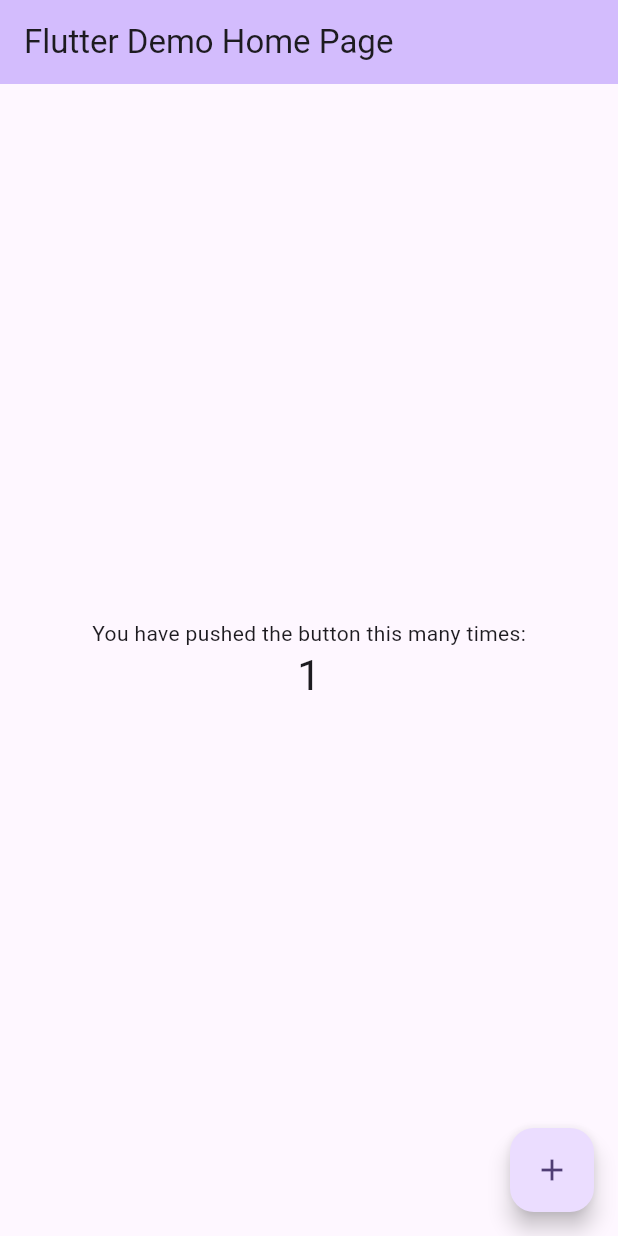
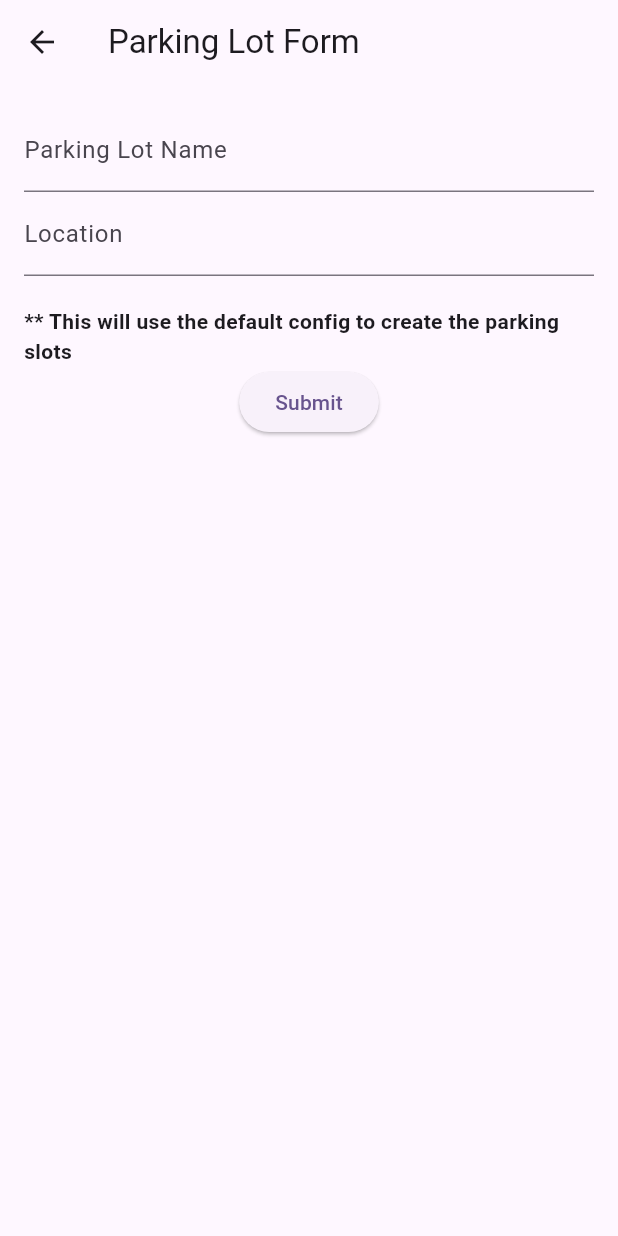
Before and after one commit to sky1095/parking_lot, a Flutter app: the screen it shows after launch, after a tap on the "add" icon, on a phone screen of 412 x 824 dp. Run offline on Flutter 3.47's test engine with Material 2 defaults, Android fonts, the phone set to English and light mode, and no system bars.

Commit message:
feat: added dashboard to show the available parking slots;  added onboarding page and its respective integration in dashboard

```diff
--- /dev/null
+++ b/lib/dashboard.dart
@@ -0,0 +1,65 @@
+import 'package:flutter/material.dart';
+import 'package:parking_system/parking_lot_test_db.dart';
+
+import 'features/onboarding/ui/helper/onboarding_dialog.dart';
+
+class Dashboard extends StatefulWidget {
+  const Dashboard({super.key});
+
+  @override
+  State<Dashboard> createState() => _DashboardState();
+}
+
+class _DashboardState extends State<Dashboard> {
+  void _addLot() {
+    OnboardingDialog.showOnboardingDialog(context);
+    setState(() {});
+  }
+
+  @override
+  Widget build(BuildContext context) {
+    return Scaffold(
+      appBar: AppBar(
+        title: const Text('Parking lots'),
+        backgroundColor: Theme.of(context).colorScheme.inversePrimary,
+        centerTitle: true,
+      ),
+      body: SingleChildScrollView(
+        child: Padding(
+          padding: EdgeInsets.only(
+            top: 8.0,
+            bottom: MediaQuery.of(context).padding.bottom,
+            right: 8.0,
+            left: 8.0,
+          ),
+          child: Wrap(
+            spacing: 18,
+            runSpacing: 16,
+            children: [
+              for (final item in ParkinglotDb.parkinglots)
+                Container(
+                  height: 60,
+                  width: 60,
+                  decoration: BoxDecoration(
+                    border: Border.all(),
+                    borderRadius: BorderRadius.circular(8),
+                  ),
+                  child: Column(
+                    children: [
+                      Text(item.name),
+                      const Icon(Icons.local_parking_rounded),
+                    ],
+                  ),
+                )
+            ],
+          ),
+        ),
+      ),
+      floatingActionButton: FloatingActionButton(
+        onPressed: _addLot,
+        tooltip: 'Add Parking lot',
+        child: const Icon(Icons.add),
+      ),
+    );
+  }
+}
--- /dev/null
+++ b/lib/features/onboarding/domain/onboarding_entity.dart
@@ -0,0 +1,161 @@
+import 'dart:convert';
+
+enum ParkingSlotSizeType { small, medium, large }
+
+class OnboardingEntity {
+  final String id;
+  final String name;
+  final String location;
+  final List<Floor> floors;
+
+  OnboardingEntity({
+    required this.id,
+    required this.name,
+    required this.location,
+    required this.floors,
+  });
+
+  OnboardingEntity copyWith({
+    String? id,
+    String? name,
+    String? location,
+    List<Floor>? floors,
+  }) {
+    return OnboardingEntity(
+      id: id ?? this.id,
+      name: name ?? this.name,
+      location: location ?? this.location,
+      floors: floors ?? this.floors,
+    );
+  }
+
+  Map<String, dynamic> toMap() {
+    return <String, dynamic>{
+      'id': id,
+      'name': name,
+      'location': location,
+      'floors': floors.map((x) => x.toMap()).toList(),
+    };
+  }
+
+  factory OnboardingEntity.fromMap(Map<String, dynamic> map) {
+    return OnboardingEntity(
+      id: map['id'] as String,
+      name: map['name'] as String,
+      location: map['location'] as String,
+      floors: List<Floor>.from(
+        (map['floors'] as List<int>).map<Floor>(
+          (x) => Floor.fromMap(x as Map<String, dynamic>),
+        ),
+      ),
+    );
+  }
+
+  String toJson() => json.encode(toMap());
+
+  factory OnboardingEntity.fromJson(String source) =>
+      OnboardingEntity.fromMap(json.decode(source) as Map<String, dynamic>);
+
+  @override
+  String toString() {
+    return 'OnboardingEntity(id: $id, name: $name, location: $location, floors: $floors)';
+  }
+}
+
+class Floor {
+  final String id;
+  final int number;
+  final List<Slot> slots;
+  Floor({
+    required this.id,
+    required this.number,
+    required this.slots,
+  });
+
+  Floor copyWith({
+    String? id,
+    int? number,
+    List<Slot>? slots,
+  }) {
+    return Floor(
+      id: id ?? this.id,
+      number: number ?? this.number,
+      slots: slots ?? this.slots,
+    );
+  }
+
+  Map<String, dynamic> toMap() {
+    return <String, dynamic>{
+      'id': id,
+      'number': number,
+      'slots': slots.map((x) => x.toMap()).toList(),
+    };
+  }
+
+  factory Floor.fromMap(Map<String, dynamic> map) {
+    return Floor(
+      id: map['id'] as String,
+      number: map['number'].toInt() as int,
+      slots: List<Slot>.from(
+        (map['slots'] as List<int>).map<Slot>(
+          (x) => Slot.fromMap(x as Map<String, dynamic>),
+        ),
+      ),
+    );
+  }
+
+  String toJson() => json.encode(toMap());
+
+  factory Floor.fromJson(String source) =>
+      Floor.fromMap(json.decode(source) as Map<String, dynamic>);
+
+  @override
+  String toString() => 'Floor(id: $id, number: $number, slots: $slots)';
+}
+
+class Slot {
+  final String id;
+  final ParkingSlotSizeType size;
+  final bool isOccupied;
+  Slot({
+    required this.id,
+    required this.size,
+    required this.isOccupied,
+  });
+
+  Slot copyWith({
+    String? id,
+    ParkingSlotSizeType? size,
+    bool? isOccupied,
+  }) {
+    return Slot(
+      id: id ?? this.id,
+      size: size ?? this.size,
+      isOccupied: isOccupied ?? this.isOccupied,
+    );
+  }
+
+  Map<String, dynamic> toMap() {
+    return <String, dynamic>{
+      'id': id,
+      'size': size.name,
+      'isOccupied': isOccupied,
+    };
+  }
+
+  factory Slot.fromMap(Map<String, dynamic> map) {
+    return Slot(
+      id: map['id'] as String,
+      size: map['size'],
+      isOccupied: map['isOccupied'] as bool,
+    );
+  }
+
+  String toJson() => json.encode(toMap());
+
+  factory Slot.fromJson(String source) =>
+      Slot.fromMap(json.decode(source) as Map<String, dynamic>);
+
+  @override
+  String toString() => 'Slot(id: $id, size: $size, isOccupied: $isOccupied)';
+}
--- /dev/null
+++ b/lib/features/onboarding/ui/helper/onboarding_dialog.dart
@@ -0,0 +1,14 @@
+import 'package:flutter/material.dart';
+
+import '../onboarding_page.dart';
+
+class OnboardingDialog {
+  static Future<void> showOnboardingDialog(BuildContext context) {
+    return showDialog(
+      context: context,
+      builder: (dialoagContext) {
+        return const OnbordingPage();
+      },
+    );
+  }
+}
--- /dev/null
+++ b/lib/features/onboarding/ui/onboarding_page.dart
@@ -0,0 +1,75 @@
+import 'package:flutter/material.dart';
+import 'package:parking_system/parking_lot_test_db.dart';
+
+class OnbordingPage extends StatefulWidget {
+  const OnbordingPage({super.key});
+
+  @override
+  State<OnbordingPage> createState() => _OnbordingPageState();
+}
+
+class _OnbordingPageState extends State<OnbordingPage> {
+  final _formKey = GlobalKey<FormState>();
+
+  String parkingLotName = '';
+  String location = '';
+  List<Map<String, String>> slots = [];
+
+  @override
+  Widget build(BuildContext context) {
+    return Scaffold(
+      appBar: AppBar(
+        title: const Text('Parking Lot Form'),
+      ),
+      body: Padding(
+        padding: const EdgeInsets.all(16.0),
+        child: Form(
+          key: _formKey,
+          child: Column(
+            children: <Widget>[
+              TextFormField(
+                decoration:
+                    const InputDecoration(labelText: 'Parking Lot Name'),
+                validator: (value) {
+                  if (value == null || value.isEmpty) {
+                    return 'Please enter a name';
+                  }
+                  return null;
+                },
+                onSaved: (value) => parkingLotName = value!,
+              ),
+              TextFormField(
+                decoration: const InputDecoration(labelText: 'Location'),
+                validator: (value) {
+                  if (value == null || value.isEmpty) {
+                    return 'Please enter a location';
+                  }
+                  return null;
+                },
+                onSaved: (value) => location = value!,
+              ),
+              const SizedBox(height: 20),
+              const Text(
+                '** This will use the default config to create the parking slots',
+                style: TextStyle(fontWeight: FontWeight.bold),
+              ),
+              ElevatedButton(
+                onPressed: _submitForm,
+                child: const Text('Submit'),
+              ),
+            ],
+          ),
+        ),
+      ),
+    );
+  }
+
+  void _submitForm() {
+    if (_formKey.currentState!.validate()) {
+      _formKey.currentState!.save();
+
+      ParkinglotDb.addParkinglot(parkingLotName, location);
+      Navigator.pop(context);
+    }
+  }
+}
--- a/lib/main.dart
+++ b/lib/main.dart
@@ -1,4 +1,5 @@
 import 'package:flutter/material.dart';
+import 'package:parking_system/dashboard.dart';
 
 void main() {
   runApp(const ParkingSystemApp());
@@ -15,55 +16,7 @@ class ParkingSystemApp extends StatelessWidget {
         colorScheme: ColorScheme.fromSeed(seedColor: Colors.deepPurple),
         useMaterial3: true,
       ),
-      home: const MyHomePage(title: 'Flutter Demo Home Page'),
-    );
-  }
-}
-
-class MyHomePage extends StatefulWidget {
-  const MyHomePage({super.key, required this.title});
-
-  final String title;
-
-  @override
-  State<MyHomePage> createState() => _MyHomePageState();
-}
-
-class _MyHomePageState extends State<MyHomePage> {
-  int _counter = 0;
-
-  void _incrementCounter() {
-    setState(() {
-      _counter++;
-    });
-  }
-
-  @override
-  Widget build(BuildContext context) {
-    return Scaffold(
-      appBar: AppBar(
-        backgroundColor: Theme.of(context).colorScheme.inversePrimary,
-        title: Text(widget.title),
-      ),
-      body: Center(
-        child: Column(
-          mainAxisAlignment: MainAxisAlignment.center,
-          children: <Widget>[
-            const Text(
-              'You have pushed the button this many times:',
-            ),
-            Text(
-              '$_counter',
-              style: Theme.of(context).textTheme.headlineMedium,
-            ),
-          ],
-        ),
-      ),
-      floatingActionButton: FloatingActionButton(
-        onPressed: _incrementCounter,
-        tooltip: 'Increment',
-        child: const Icon(Icons.add),
-      ),
+      home: const Dashboard(),
     );
   }
 }
--- /dev/null
+++ b/lib/parking_lot_test_db.dart
@@ -0,0 +1,51 @@
+import 'dart:collection';
+
+import 'features/onboarding/domain/onboarding_entity.dart';
+
+class ParkinglotDb {
+  static final HashMap<String, OnboardingEntity> _parkinglots =
+      HashMap<String, OnboardingEntity>();
+
+  static List<OnboardingEntity> get parkinglots => _parkinglots.values.toList();
+
+  static void addParkinglot(String name, String location) {
+    for (int k = 0; k < 30; ++k) {
+      OnboardingEntity newParkinglot = OnboardingEntity(
+          name: name,
+          location: location,
+          id: 'parking_lot_${_parkinglots.length + 1}',
+          floors: [
+            for (int i = 0; i < 3; ++i)
+              Floor(
+                id: '${'parking_lot_${_parkinglots.length + 1}'}:floor$i',
+                number: i,
+                slots: [
+                  for (int j = 0; j < 10; ++j)
+                    Slot(
+                      id: '${'parking_lot_${_parkinglots.length + 1}'}:floor_$i:slot_$j',
+                      size: ParkingSlotSizeType.small,
+                      isOccupied: false,
+                    ),
+                  for (int j = 10; j < 20; ++j)
+                    Slot(
+                      id: '${'parking_lot_${_parkinglots.length + 1}'}:floor_$i:slot_$j',
+                      size: ParkingSlotSizeType.medium,
+                      isOccupied: false,
+                    ),
+                  for (int j = 20; j < 30; ++j)
+                    Slot(
+                      id: '${'parking_lot_${_parkinglots.length + 1}'}:floor_$i:slot_$j',
+                      size: ParkingSlotSizeType.large,
+                      isOccupied: false,
+                    )
+                ],
+              )
+          ]);
+      _parkinglots[newParkinglot.id] = newParkinglot;
+    }
+  }
+
+  static void removeParkinglot(String id) {
+    _parkinglots.remove(id);
+  }
+}
```
